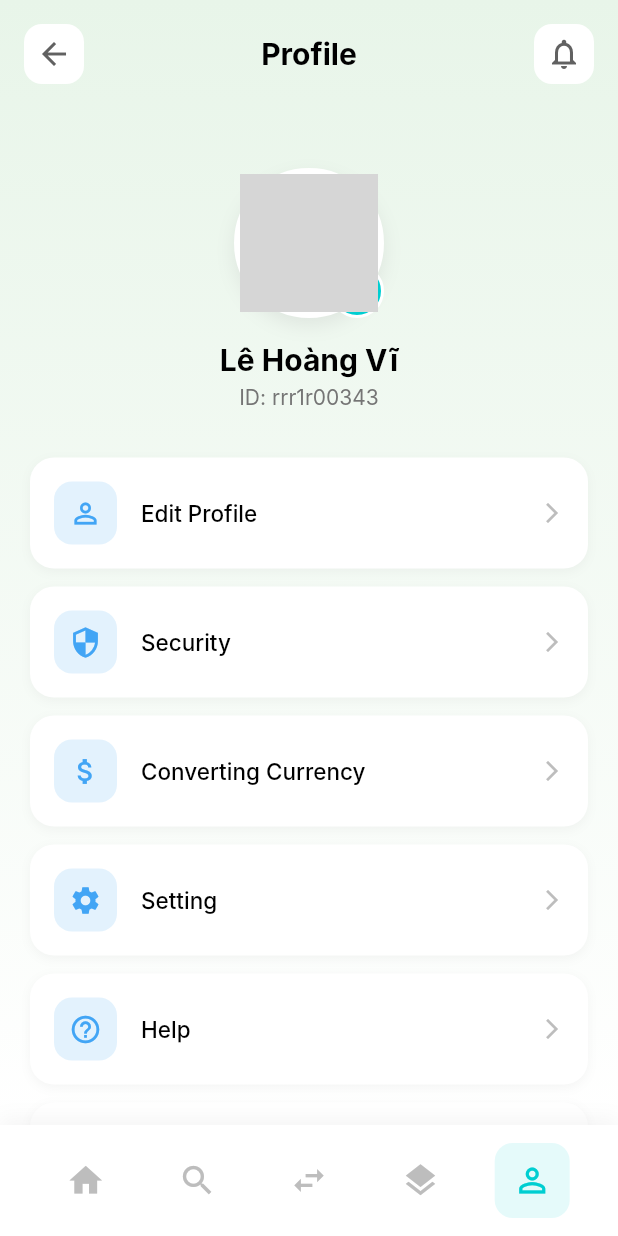
After one commit to lehoangvi123/Pre_Thesis_Project, a Flutter app: the ProfileView screen opened directly, on a phone screen of 412 x 824 dp. The commit adds this screen. Run offline on Flutter 3.47's test engine with Material 3 defaults, Android fonts, the phone set to English and light mode, and no system bars; our stand-ins replace cloud_firestore, firebase_auth, firebase_core, fl_chart, google_sign_in; missing offline and left inert: flutter_facebook_auth; accounts and stored records are empty; Roboto replaces fonts that are missing (Inter); grey boxes are pictures that could not be loaded.

Commit message:
add profile and categorize

```diff
--- /dev/null
+++ b/lib/view/Function/ProfileView.dart
@@ -0,0 +1,431 @@
+import 'package:flutter/material.dart';
+import './HomeView.dart';
+import './AnalysisView.dart';
+import './Transaction.dart';
+import './CategorizeContent.dart';
+import '../notification/NotificationView.dart';
+import '../login/LoginView.dart';
+
+class ProfileView extends StatefulWidget {
+  const ProfileView({Key? key}) : super(key: key);
+
+  @override
+  State<ProfileView> createState() => _ProfileViewState();
+}
+
+class _ProfileViewState extends State<ProfileView> {
+  @override
+  Widget build(BuildContext context) {
+    return Scaffold(
+      body: Container(
+        decoration: BoxDecoration(
+          gradient: LinearGradient(
+            begin: Alignment.topCenter,
+            end: Alignment.bottomCenter,
+            colors: [
+              const Color(0xFFE8F5E9),
+              Colors.white,
+            ],
+          ),
+        ),
+        child: SafeArea(
+          child: Column(
+            children: [
+              // App Bar
+              _buildAppBar(),
+
+              // Scrollable Content
+              Expanded(
+                child: SingleChildScrollView(
+                  child: Padding(
+                    padding: const EdgeInsets.all(20.0),
+                    child: Column(
+                      children: [
+                        const SizedBox(height: 20),
+
+                        // Profile Picture and Info
+                        _buildProfileHeader(),
+                        const SizedBox(height: 32),
+
+                        // Menu Items
+                        _buildMenuItem(
+                          icon: Icons.person_outline,
+                          iconColor: Colors.blue[400]!,
+                          iconBackground: Colors.blue[50]!,
+                          title: 'Edit Profile',
+                          onTap: () {
+                            // Navigate to Edit Profile
+                          },
+                        ),
+                        const SizedBox(height: 12),
+                        _buildMenuItem(
+                          icon: Icons.security,
+                          iconColor: Colors.blue[400]!,
+                          iconBackground: Colors.blue[50]!,
+                          title: 'Security',
+                          onTap: () {
+                            // Navigate to Security
+                          },
+                        ),
+                        const SizedBox(height: 12),
+                        _buildMenuItem(
+                          icon: Icons.attach_money,
+                          iconColor: Colors.blue[400]!,
+                          iconBackground: Colors.blue[50]!,
+                          title: 'Converting Currency',
+                          onTap: () {
+                            // Navigate to Currency Converter
+                          },
+                        ),
+                        const SizedBox(height: 12),
+                        _buildMenuItem(
+                          icon: Icons.settings,
+                          iconColor: Colors.blue[400]!,
+                          iconBackground: Colors.blue[50]!,
+                          title: 'Setting',
+                          onTap: () {
+                            // Navigate to Settings
+                          },
+                        ),
+                        const SizedBox(height: 12),
+                        _buildMenuItem(
+                          icon: Icons.help_outline,
+                          iconColor: Colors.blue[400]!,
+                          iconBackground: Colors.blue[50]!,
+                          title: 'Help',
+                          onTap: () {
+                            // Navigate to Help
+                          },
+                        ),
+                        const SizedBox(height: 12),
+                        _buildMenuItem(
+                          icon: Icons.logout,
+                          iconColor: Colors.red[400]!,
+                          iconBackground: Colors.red[50]!,
+                          title: 'Logout',
+                          onTap: () {
+                            _showLogoutDialog();
+                          },
+                        ),
+
+                        // Extra space for bottom navigation
+                        const SizedBox(height: 80),
+                      ],
+                    ),
+                  ),
+                ),
+              ),
+            ],
+          ),
+        ),
+      ),
+      bottomNavigationBar: _buildBottomNavBar(),
+    );
+  }
+
+  Widget _buildAppBar() {
+    return Padding(
+      padding: const EdgeInsets.all(16.0),
+      child: Row(
+        children: [
+          GestureDetector(
+            onTap: () {
+              Navigator.pop(context);
+            },
+            child: Container(
+              padding: const EdgeInsets.all(8),
+              decoration: BoxDecoration(
+                color: Colors.white,
+                borderRadius: BorderRadius.circular(12),
+              ),
+              child: Icon(Icons.arrow_back, color: Colors.grey[700]),
+            ),
+          ),
+          const Expanded(
+            child: Center(
+              child: Text(
+                'Profile',
+                style: TextStyle(
+                  fontSize: 20,
+                  fontWeight: FontWeight.bold,
+                  color: Colors.black,
+                ),
+              ),
+            ),
+          ),
+          GestureDetector(
+            onTap: () {
+              Navigator.push(
+                context,
+                MaterialPageRoute(
+                  builder: (context) => const NotificationView(),
+                ),
+              );
+            },
+            child: Container(
+              padding: const EdgeInsets.all(8),
+              decoration: BoxDecoration(
+                color: Colors.white,
+                borderRadius: BorderRadius.circular(12),
+              ),
+              child: Icon(Icons.notifications_outlined, color: Colors.grey[700]),
+            ),
+          ),
+        ],
+      ),
+    );
+  }
+
+  Widget _buildProfileHeader() {
+    return Column(
+      children: [
+        // Profile Picture with Edit Button
+        Stack(
+          children: [
+            Container(
+              width: 100,
+              height: 100,
+              decoration: BoxDecoration(
+                shape: BoxShape.circle,
+                border: Border.all(color: Colors.white, width: 4),
+                boxShadow: [
+                  BoxShadow(
+                    color: Colors.grey.withOpacity(0.2),
+                    blurRadius: 10,
+                    offset: const Offset(0, 5),
+                  ),
+                ],
+              ),
+              child: ClipOval(
+                child: Image.asset(
+                  'assets/images/profile.jpg', // Replace with your image path
+                  fit: BoxFit.cover,
+                  errorBuilder: (context, error, stackTrace) {
+                    return Container(
+                      color: Colors.grey[300],
+                      child: Icon(
+                        Icons.person,
+                        size: 50,
+                        color: Colors.grey[600],
+                      ),
+                    );
+                  },
+                ),
+              ),
+            ),
+            Positioned(
+              bottom: 0,
+              right: 0,
+              child: Container(
+                padding: const EdgeInsets.all(8),
+                decoration: BoxDecoration(
+                  color: const Color(0xFF00CED1),
+                  shape: BoxShape.circle,
+                  border: Border.all(color: Colors.white, width: 2),
+                ),
+                child: const Icon(
+                  Icons.camera_alt,
+                  size: 16,
+                  color: Colors.white,
+                ),
+              ),
+            ),
+          ],
+        ),
+        const SizedBox(height: 16),
+
+        // Name
+        const Text(
+          'Lê Hoàng Vĩ',
+          style: TextStyle(
+            fontSize: 20,
+            fontWeight: FontWeight.bold,
+            color: Colors.black,
+          ),
+        ),
+        const SizedBox(height: 4),
+
+        // ID
+        Text(
+          'ID: rrr1r00343',
+          style: TextStyle(
+            fontSize: 14,
+            color: Colors.grey[600],
+          ),
+        ),
+      ],
+    );
+  }
+
+  Widget _buildMenuItem({
+    required IconData icon,
+    required Color iconColor,
+    required Color iconBackground,
+    required String title,
+    required VoidCallback onTap,
+  }) {
+    return GestureDetector(
+      onTap: onTap,
+      child: Container(
+        padding: const EdgeInsets.all(16),
+        decoration: BoxDecoration(
+          color: Colors.white,
+          borderRadius: BorderRadius.circular(16),
+          boxShadow: [
+            BoxShadow(
+              color: Colors.grey.withOpacity(0.1),
+              blurRadius: 5,
+              offset: const Offset(0, 2),
+            ),
+          ],
+        ),
+        child: Row(
+          children: [
+            Container(
+              padding: const EdgeInsets.all(10),
+              decoration: BoxDecoration(
+                color: iconBackground,
+                borderRadius: BorderRadius.circular(12),
+              ),
+              child: Icon(icon, color: iconColor, size: 22),
+            ),
+            const SizedBox(width: 16),
+            Expanded(
+              child: Text(
+                title,
+                style: const TextStyle(
+                  fontSize: 15,
+                  fontWeight: FontWeight.w500,
+                  color: Colors.black,
+                ),
+              ),
+            ),
+            Icon(
+              Icons.arrow_forward_ios,
+              size: 16,
+              color: Colors.grey[400],
+            ),
+          ],
+        ),
+      ),
+    );
+  }
+
+  void _showLogoutDialog() {
+    showDialog(
+      context: context,
+      builder: (BuildContext context) {
+        return AlertDialog(
+          shape: RoundedRectangleBorder(
+            borderRadius: BorderRadius.circular(16),
+          ),
+          title: const Text(
+            'Đăng xuất',
+            style: TextStyle(fontWeight: FontWeight.bold),
+          ),
+          content: const Text('Bạn có chắc chắn muốn đăng xuất không?'),
+          actions: [
+            TextButton(
+              onPressed: () {
+                Navigator.of(context).pop();
+              },
+              child: Text(
+                'Hủy',
+                style: TextStyle(color: Colors.grey[600]),
+              ),
+            ),
+            ElevatedButton(
+              onPressed: () {
+                Navigator.of(context).pop();
+                _logout();
+              },
+              style: ElevatedButton.styleFrom(
+                backgroundColor: Colors.red[600],
+                shape: RoundedRectangleBorder(
+                  borderRadius: BorderRadius.circular(8),
+                ),
+              ),
+              child: const Text(
+                'Đăng xuất',
+                style: TextStyle(color: Colors.white),
+              ),
+            ),
+          ],
+        );
+      },
+    );
+  }
+
+  void _logout() {
+    Navigator.of(context).pushAndRemoveUntil(
+      MaterialPageRoute(builder: (context) => const LoginView()),
+      (Route<dynamic> route) => false,
+    );
+  }
+
+  Widget _buildBottomNavBar() {
+    return Container(
+      decoration: BoxDecoration(
+        color: Colors.white,
+        boxShadow: [
+          BoxShadow(
+            color: Colors.grey.withOpacity(0.1),
+            blurRadius: 10,
+            offset: const Offset(0, -5),
+          ),
+        ],
+      ),
+      child: SafeArea(
+        child: Padding(
+          padding: const EdgeInsets.symmetric(horizontal: 20, vertical: 12),
+          child: Row(
+            mainAxisAlignment: MainAxisAlignment.spaceAround,
+            children: [
+              _buildNavItem(Icons.home, false, Colors.grey[400]!, onTap: () {
+                Navigator.pushReplacement(
+                  context,
+                  MaterialPageRoute(builder: (context) => const HomeView()),
+                );
+              }),
+              _buildNavItem(Icons.search, false, Colors.grey[400]!, onTap: () {
+                Navigator.pushReplacement(
+                  context,
+                  MaterialPageRoute(builder: (context) => const AnalysisView()),
+                );
+              }),
+              _buildNavItem(Icons.swap_horiz, false, Colors.grey[400]!, onTap: () {
+                Navigator.pushReplacement(
+                  context,
+                  MaterialPageRoute(builder: (context) => const TransactionView()),
+                );
+              }),
+              _buildNavItem(Icons.layers, false, Colors.grey[400]!, onTap: () {
+                Navigator.pushReplacement(
+                  context,
+                  MaterialPageRoute(builder: (context) => const CategoriesView()),
+                );
+              }),
+              _buildNavItem(Icons.person_outline, true, const Color(0xFF00CED1), onTap: () {
+                // Already on Profile page
+              }),
+            ],
+          ),
+        ),
+      ),
+    );
+  }
+
+  Widget _buildNavItem(IconData icon, bool isActive, Color color, {VoidCallback? onTap}) {
+    return GestureDetector(
+      onTap: onTap,
+      child: Container(
+        padding: const EdgeInsets.all(12),
+        decoration: BoxDecoration(
+          color: isActive ? color.withOpacity(0.1) : Colors.transparent,
+          borderRadius: BorderRadius.circular(12),
+        ),
+        child: Icon(icon, color: color, size: 26),
+      ),
+    );
+  }
+}
```
Also changed, not shown: lib/view/Function/AnalysisView.dart (+14 -10 lines), lib/view/Function/CategorizeContent.dart (+7 -1 lines), lib/view/Function/HomeView.dart (+12 -10 lines), lib/view/Function/Transaction.dart (+10 -7 lines).
